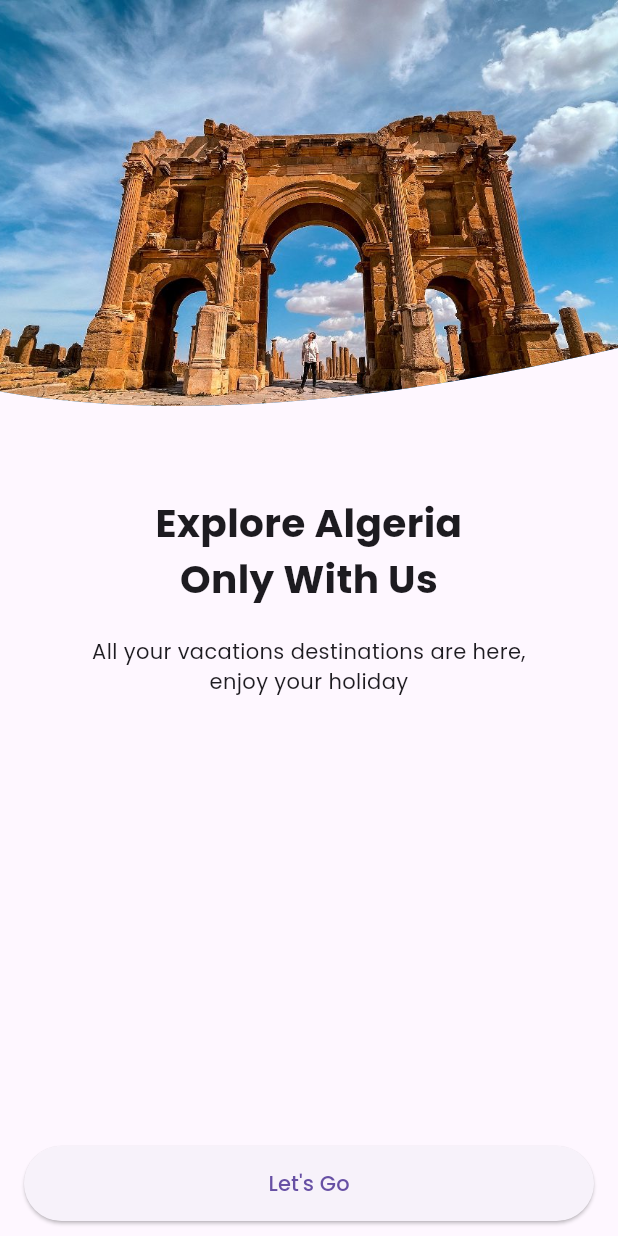
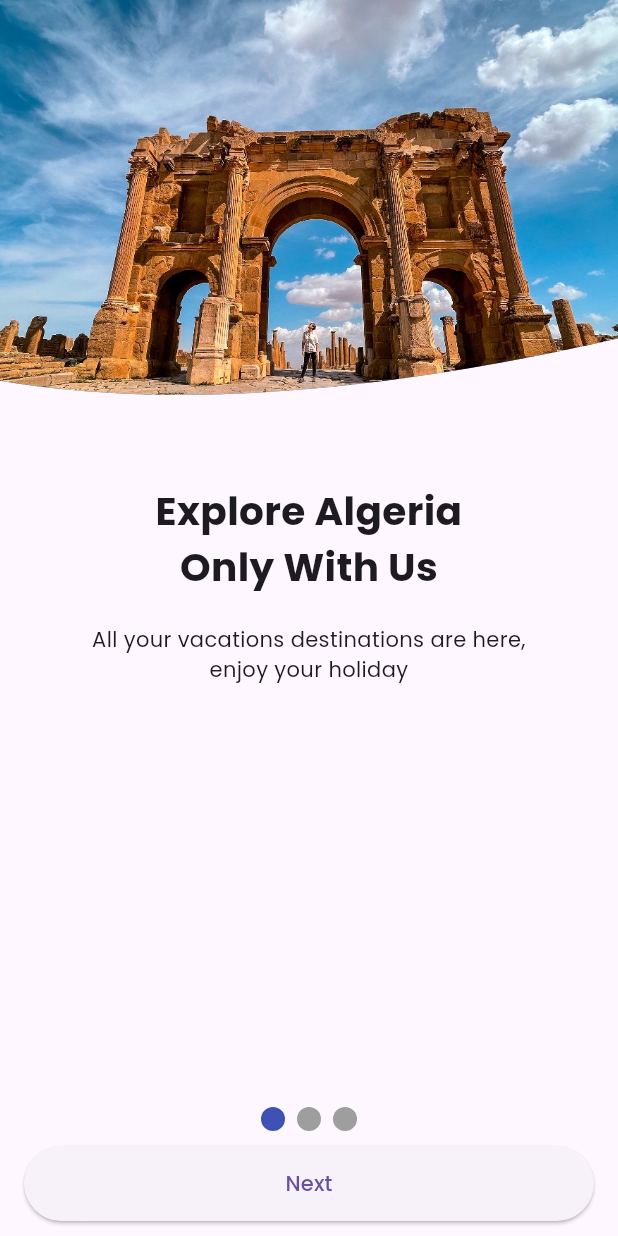
Before and after one commit to chihabMe/dam-l3-s1-travel-app, a Flutter app: the screen it shows after launch, on a phone screen of 412 x 824 dp. Run offline on Flutter 3.47's test engine with Material 3 defaults, Android fonts, the phone set to English and light mode, and no system bars; drawn by our look-alikes of smooth_page_indicator; our stand-ins replace get, google_fonts.

Commit message:
Welcome OnBoarding

```diff
--- a/app/lib/main.dart
+++ b/app/lib/main.dart
@@ -21,7 +21,7 @@ class MyApp extends StatelessWidget {
           Theme.of(context).textTheme,
         ),
       ),
-      home: WelcomeScreen(),
+      home: OnBoardingScreen(),
       initialRoute: "/",
       routes: {
         "/home": (ctx) => HomeScreen(),
--- a/app/lib/screens/welcome.screen.dart
+++ b/app/lib/screens/welcome.screen.dart
@@ -1,55 +1,58 @@
 import 'package:app/screens/auth/login.screen.dart';
+import 'package:app/screens/welcome_screens/welcome.screen1.dart';
+import 'package:app/screens/welcome_screens/welcome.screen2.dart';
+import 'package:app/screens/welcome_screens/welcome.screen3.dart';
 import 'package:flutter/material.dart';
+import 'package:smooth_page_indicator/smooth_page_indicator.dart';
 
-class WelcomeScreen extends StatelessWidget {
-  const WelcomeScreen({Key? key}) : super(key: key);
+class OnBoardingScreen extends StatefulWidget {
+  const OnBoardingScreen({Key? key}) : super(key: key);
+
+  @override
+  _OnBoardingScreenState createState() => _OnBoardingScreenState();
+}
+
+class _OnBoardingScreenState extends State<OnBoardingScreen> {
+  PageController _controller = PageController();
+  bool onLastPage = false;
 
   @override
   Widget build(BuildContext context) {
     return Scaffold(
-      body: SafeArea(
-        child: Column(
-          children: [
-            Expanded(
-              child: ClipPath(
-                clipper: CustomClipPath(),
-                child: Container(
-                  color: Colors.blue,
-                  child: Image.asset(
-                    'assets/welcome.jpg',
-                    width: double.infinity,
-                    height: 300,
-                    fit: BoxFit.cover,
-                  ),
-                ),
-              ),
+      body: Column(
+        children: [
+          Expanded(
+            child: PageView(
+              controller: _controller,
+              onPageChanged: (index) {
+                setState(() {
+                  onLastPage = (index == 2);
+                });
+              },
+              children: [
+                WelcomeScreen1(),
+                WelcomeScreen2(),
+                WelcomeScreen3(),
+              ],
             ),
-            const SizedBox(height: 40),
-            const Text(
-              "Explore Algeria\nOnly With Us",
-              textAlign: TextAlign.center,
-              style: TextStyle(
-                fontSize: 26,
-                fontWeight: FontWeight.bold,
-              ),
-            ),
-            const SizedBox(height: 20),
-            const Text(
-              "All your vacations destinations are here,\nenjoy your holiday",
-              textAlign: TextAlign.center,
-            ),
-            const Spacer(),
-            Align(
-              alignment: Alignment.bottomCenter,
-              child: SizedBox(
+          ),
+          Row(
+            mainAxisAlignment: MainAxisAlignment.center,
+            children: [
+              SmoothPageIndicator(controller: _controller, count: 3),
+            ],
+          ),
+          SizedBox(
                 width: double.infinity,
                 child: Padding(
-                  padding: const EdgeInsets.symmetric(horizontal: 16.0, vertical: 10.0), // Adjust vertical padding
+                  padding: const EdgeInsets.symmetric(
+                      horizontal: 16.0,
+                      vertical: 10.0), // Adjust vertical padding
                   child: ElevatedButton(
                     onPressed: () {
-                      Navigator.push(
-                        context,
-                        MaterialPageRoute(builder: (context) => LoginScreen()),
+                        _controller.nextPage(
+                        duration: Duration(milliseconds: 500),
+                        curve: Curves.easeIn,
                       );
                     },
                     style: ElevatedButton.styleFrom(
@@ -59,33 +62,12 @@ class WelcomeScreen extends StatelessWidget {
                         horizontal: 8.0,
                       ),
                     ),
-                    child: const Text("Let's Go"),
+                    child: Text(onLastPage ? "Finish" : "Next"),
                   ),
                 ),
               ),
-            ),
-          ],
-        ),
+        ],
       ),
     );
   }
 }
-
-class CustomClipPath extends CustomClipper<Path> {
-  @override
-  Path getClip(Size size) {
-    final path = Path();
-    path.moveTo(0, size.height * 0.9);
-    path.quadraticBezierTo(
-        size.width * 0.4, size.height, size.width, size.height * 0.8);
-    path.lineTo(size.width, 0);
-    path.lineTo(0, 0);
-    path.close();
-    return path;
-  }
-
-  @override
-  bool shouldReclip(covariant CustomClipper<Path> oldClipper) {
-    return false;
-  }
-}
--- /dev/null
+++ b/app/lib/screens/welcome_screens/welcome.screen1.dart
@@ -0,0 +1,67 @@
+import 'package:app/screens/welcome.screen.dart';
+import 'package:app/screens/welcome_screens/welcome.screen2.dart';
+import 'package:flutter/material.dart';
+
+class WelcomeScreen1 extends StatelessWidget {
+  const WelcomeScreen1({Key? key}) : super(key: key);
+
+  @override
+  Widget build(BuildContext context) {
+    return Scaffold(
+      body: SafeArea(
+        child: Column(
+          children: [
+            Expanded(
+              child: ClipPath(
+                clipper: CustomClipPath(),
+                child: Container(
+                  color: Colors.blue,
+                  child: Image.asset(
+                    'assets/welcome.jpg',
+                    width: double.infinity,
+                    height: 300,
+                    fit: BoxFit.cover,
+                  ),
+                ),
+              ),
+            ),
+            const SizedBox(height: 40),
+            const Text(
+              "Explore Algeria\nOnly With Us",
+              textAlign: TextAlign.center,
+              style: TextStyle(
+                fontSize: 26,
+                fontWeight: FontWeight.bold,
+              ),
+            ),
+            const SizedBox(height: 20),
+            const Text(
+              "All your vacations destinations are here,\nenjoy your holiday",
+              textAlign: TextAlign.center,
+            ),
+            const Spacer(),
+          ],
+        ),
+      ),
+    );
+  }
+}
+
+class CustomClipPath extends CustomClipper<Path> {
+  @override
+  Path getClip(Size size) {
+    final path = Path();
+    path.moveTo(0, size.height * 0.9);
+    path.quadraticBezierTo(
+        size.width * 0.4, size.height, size.width, size.height * 0.8);
+    path.lineTo(size.width, 0);
+    path.lineTo(0, 0);
+    path.close();
+    return path;
+  }
+
+  @override
+  bool shouldReclip(covariant CustomClipper<Path> oldClipper) {
+    return false;
+  }
+}
--- a/app/pubspec.yaml
+++ b/app/pubspec.yaml
@@ -38,6 +38,7 @@ dependencies:
   hexcolor: ^3.0.1
   get: ^4.6.6
   google_fonts: ^6.1.0
+  smooth_page_indicator: ^1.1.0
 
 
 dev_dependencies:
```
Also changed, not shown: app/lib/screens/welcome_screens/welcome.screen2.dart (added, +67 -0 lines), app/lib/screens/welcome_screens/welcome.screen3.dart (added, +67 -0 lines), app/pubspec.lock.
